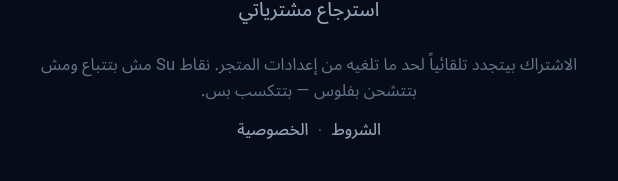
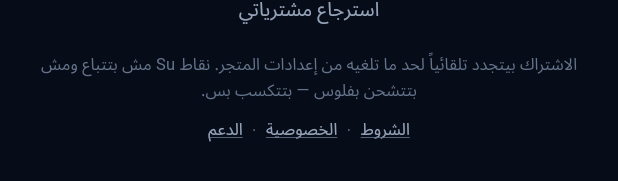
Before and after one commit to theonlyXie/Qamar, a Flutter app: the SubscriptionScreen widget shown alone on an empty page, opened directly, scrolled down 321 dp, on a phone screen of 412 x 824 dp. Shown: the part 854-1035 px from the top of the screen. Run offline on Flutter 3.47's test engine with Material 3 defaults, Android fonts, the phone set to English and light mode, and no system bars; our stand-ins replace google_fonts, image_picker, in_app_purchase, supabase_flutter; accounts and stored records are empty; Roboto replaces fonts that are missing (Noto Sans Arabic).

Commit message:
Adopt the dr-qamar.com identity and make the legal links real
Bundle identifier: com.example.qamar -> com.drqamar.app, on both platforms.
The hyphen in dr-qamar.com cannot survive the trip: Android's applicationId
forbids hyphens (it must be a valid Java package) and iOS bundle ids forbid
underscores, so a shared identifier has to be letters and digits only. The
Kotlin source moved to match its new package — the path and the declaration
have to agree or the Android build fails.

Display name is now "Qamar" rather than lowercase "qamar" on both platforms.

Legal links, previously decoration:
- The subscription screen's "Terms · Privacy" was plain text under a purchase
  button. It now opens the real pages, with Support added — all three are
  store requirements for selling a subscription.
- The You screen's "Export or delete my data" row did nothing. That one is a
  legal obligation rather than a nice-to-have, and now opens the account
  deletion page.
- URLs live in one place (QamarConfig.site and friends) so they cannot drift
  apart between screens.

url_launcher promoted from a transitive dependency to a declared one, since we
now call it directly. Legal pages open in the external browser so the user can
see the address they are being shown.

The Open Food Facts client sent a placeholder contact; it now identifies as
dr-qamar.com, which is what their API terms ask for.

Verified in the built APK: package com.drqamar.app, label "Qamar".
44 tests pass; analyzer clean.

Co-Authored-By: Claude Opus 5 <noreply@anthropic.com>
Claude-Session: https://claude.ai/code/session_013eZkxir6LGh3mRY1Jd1R3d

```diff
--- a/app/lib/screens/subscription_screen.dart
+++ b/app/lib/screens/subscription_screen.dart
@@ -1,6 +1,7 @@
 import 'package:flutter/material.dart';
 import 'package:provider/provider.dart';
 
+import '../services/config.dart';
 import '../state/app_state.dart';
 import '../theme/app_theme.dart';
 import '../theme/colors.dart';
@@ -169,9 +170,11 @@ class SubscriptionScreen extends StatelessWidget {
         Row(
           mainAxisAlignment: MainAxisAlignment.center,
           children: [
-            Text(isAr ? 'الشروط' : 'Terms', style: QText.body(size: 11, color: QColors.textMuted)),
+            QLegalLink(label: isAr ? 'الشروط' : 'Terms', url: QamarConfig.termsUrl),
             Text('  ·  ', style: QText.body(size: 11, color: QColors.textFaint)),
-            Text(isAr ? 'الخصوصية' : 'Privacy', style: QText.body(size: 11, color: QColors.textMuted)),
+            QLegalLink(label: isAr ? 'الخصوصية' : 'Privacy', url: QamarConfig.privacyUrl),
+            Text('  ·  ', style: QText.body(size: 11, color: QColors.textFaint)),
+            QLegalLink(label: isAr ? 'الدعم' : 'Support', url: QamarConfig.supportUrl),
           ],
         ),
       ],
--- a/app/lib/widgets/common.dart
+++ b/app/lib/widgets/common.dart
@@ -2,6 +2,7 @@ import 'dart:async';
 
 import 'package:flutter/material.dart';
 import 'package:flutter/services.dart';
+import 'package:url_launcher/url_launcher.dart';
 import '../l10n/strings.dart';
 import '../theme/app_theme.dart';
 import '../theme/colors.dart';
@@ -419,3 +420,38 @@ class ChatScroller {
     controller.dispose();
   }
 }
+
+
+/// A text link to one of the public pages on dr-qamar.com.
+///
+/// The stores require reachable privacy and support pages, and a subscription
+/// has to link to the terms it is sold under — so these must actually open,
+/// not sit there as decoration.
+class QLegalLink extends StatelessWidget {
+  final String label;
+  final String url;
+  final double size;
+  const QLegalLink({super.key, required this.label, required this.url, this.size = 11});
+
+  @override
+  Widget build(BuildContext context) {
+    return InkWell(
+      onTap: () async {
+        final uri = Uri.parse(url);
+        // externalApplication: legal pages belong in the browser, where the
+        // user can see the address they are being shown.
+        if (!await launchUrl(uri, mode: LaunchMode.externalApplication)) {
+          await launchUrl(uri);
+        }
+      },
+      child: Text(
+        label,
+        style: QText.body(
+          size: size,
+          weight: FontWeight.w500,
+          color: QColors.textMuted,
+        ).copyWith(decoration: TextDecoration.underline, decorationColor: QColors.textFaint),
+      ),
+    );
+  }
+}
--- a/app/pubspec.yaml
+++ b/app/pubspec.yaml
@@ -1,7 +1,7 @@
 name: qamar
 description: Qamar — AI Health OS. Personal nutritionist in your pocket.
 publish_to: "none"
-version: 0.6.0+6
+version: 0.7.0+7
 
 environment:
   sdk: ">=3.3.0 <4.0.0"
@@ -31,6 +31,10 @@ dependencies:
   # Store billing for the Qamar+ subscription once real product IDs exist.
   in_app_purchase: ^3.2.0
 
+  # Opening the legal pages on dr-qamar.com. Already present transitively via
+  # supabase_flutter; declared here because we call it directly.
+  url_launcher: ^6.3.2
+
   intl: ^0.20.3
   http: ^1.2.2
 
```
Also changed, not shown: app/lib/screens/you_screen.dart (+29 -2 lines), app/lib/services/config.dart (+10 -1 lines), app/pubspec.lock, 7 other files.
